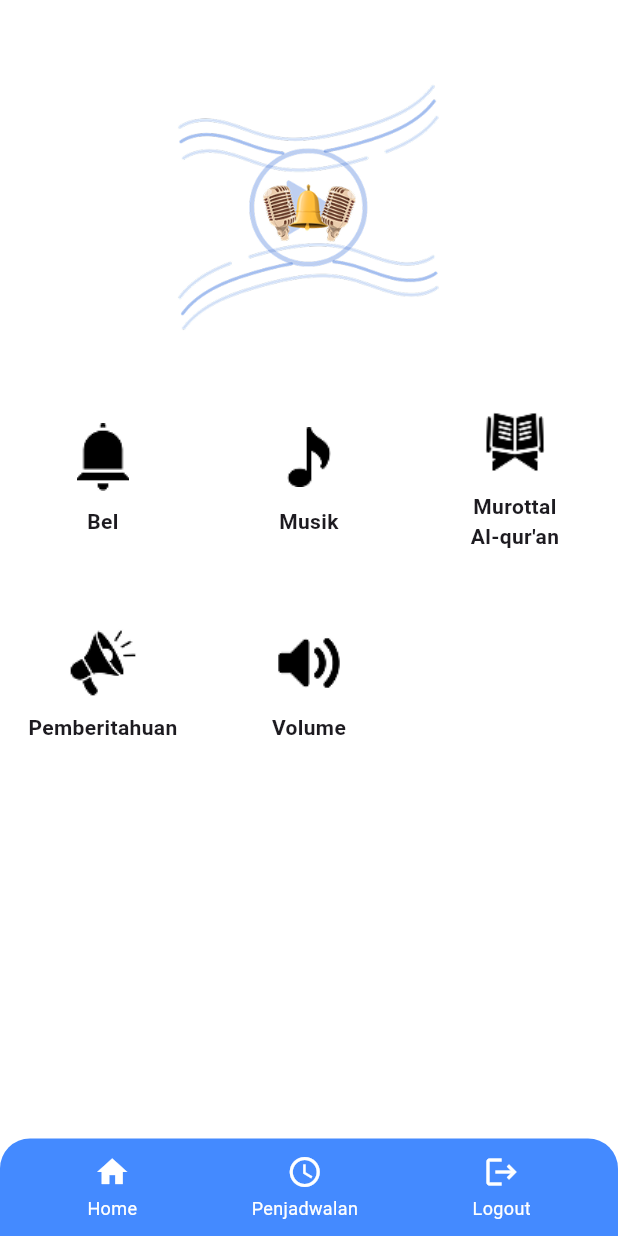
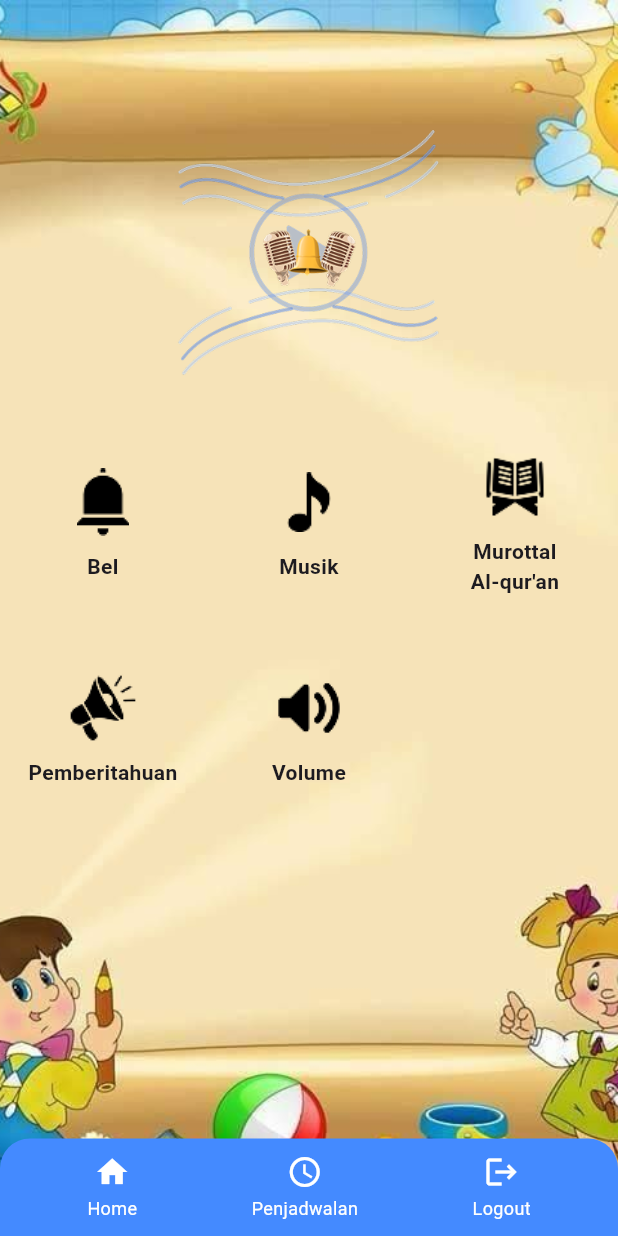
Before and after one commit to Andicleomj/soundnest, a Flutter app: the HomeScreen screen opened by its route, on a phone screen of 412 x 824 dp. Run offline on Flutter 3.47's test engine with Material 3 defaults, Android fonts, the phone set to English and light mode, and no system bars; our stand-ins replace audioplayers.

Commit message:
update bg home

```diff
--- a/lib/screens/home/home_screen.dart
+++ b/lib/screens/home/home_screen.dart
@@ -11,10 +11,21 @@ class HomeScreen extends StatelessWidget {
   @override
   Widget build(BuildContext context) {
     return Scaffold(
-      backgroundColor: Colors.white,
-      body: Column(
+      body: Stack(
         children: [
-          const SizedBox(height: 40),
+          // Background Image
+          Positioned.fill(
+            child: Image.asset(
+              'assets/bg home.jpg',
+              fit: BoxFit.cover,
+            ),
+          ),
+
+          // Foreground Content
+          Column(
+            children: [
+              const SizedBox(height: 70),
+
               // Logo
               Center(
                 child: Image.asset('assets/Logo 1.png', width: 200, height: 200),
@@ -82,6 +93,8 @@ class HomeScreen extends StatelessWidget {
               CustomNavBar(),
             ],
           ),
+        ],
+      ),
     );
   }
 }
--- a/pubspec.yaml
+++ b/pubspec.yaml
@@ -2,7 +2,7 @@ name: soundnest
 description: "A new Flutter project."
 # The following line prevents the package from being accidentally published to
 # pub.dev using `flutter pub publish`. This is preferred for private packages.
-publish_to: 'none' # Remove this line if you wish to publish to pub.dev
+publish_to: "none" # Remove this line if you wish to publish to pub.dev
 
 # The following defines the version and build number for your application.
 # A version number is three numbers separated by dots, like 1.2.43
@@ -52,7 +52,6 @@ dev_dependencies:
 
 # The following section is specific to Flutter packages.
 flutter:
-
   # The following line ensures that the Material Icons font is
   # included with your application, so that you can use the icons in
   # the material Icons class.
@@ -69,6 +68,7 @@ flutter:
     - assets/success.png
     - assets/config.json
     - assets/sounds/bell.mp3
+    - assets/bg home.jpg
 
   # An image asset can refer to one or more resolution-specific "variants", see
   # https://flutter.dev/to/resolution-aware-images
```
Also changed, not shown: assets/bg home.jpg (added). Lines whose indentation alone changed are shown as unchanged.
